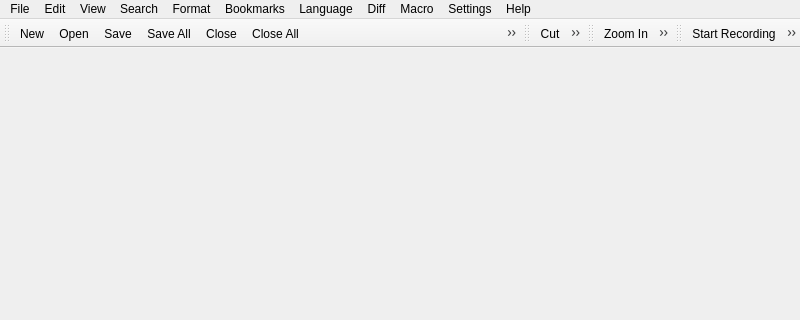
The window that src/ui/mainwindow.ui (yag00/raptor) describes before a commit, drawn with Qt 5; both pictures show x 0 to 800 and y 0 to 320 of the 800 by 600 pixel window.
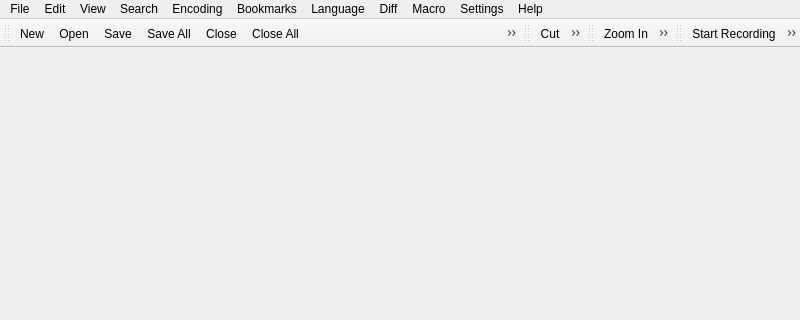
The same window after the commit. Icons and pictures are not drawn.

Patch:
```diff
--- a/src/ui/mainwindow.ui
+++ b/src/ui/mainwindow.ui
@@ -24,7 +24,7 @@
      <x>0</x>
      <y>0</y>
      <width>800</width>
-     <height>21</height>
+     <height>20</height>
     </rect>
    </property>
    <widget class="QMenu" name="menuFile">
@@ -191,9 +191,9 @@
     <addaction name="menuFold_level"/>
     <addaction name="menuUnfold_level"/>
    </widget>
-   <widget class="QMenu" name="menuFormat">
+   <widget class="QMenu" name="menuEncoding">
     <property name="title">
-     <string>Format</string>
+     <string>Encoding</string>
     </property>
     <addaction name="actionConvertToWindowsFormat"/>
     <addaction name="actionConvertToUnixFormat"/>
@@ -256,7 +256,7 @@
    <addaction name="menuEdit"/>
    <addaction name="menuView"/>
    <addaction name="menuSearch"/>
-   <addaction name="menuFormat"/>
+   <addaction name="menuEncoding"/>
    <addaction name="menuBookmarks"/>
    <addaction name="menuLanguage"/>
    <addaction name="menuDiff"/>
```
Left out of the diff: 18 changed lines with no effect on the pictures.
